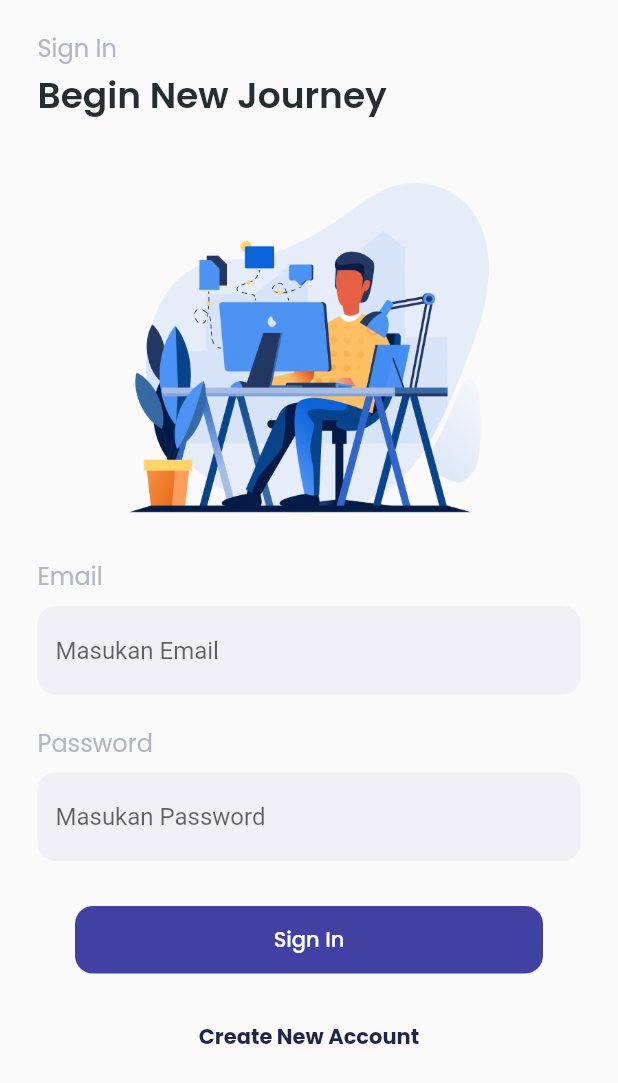
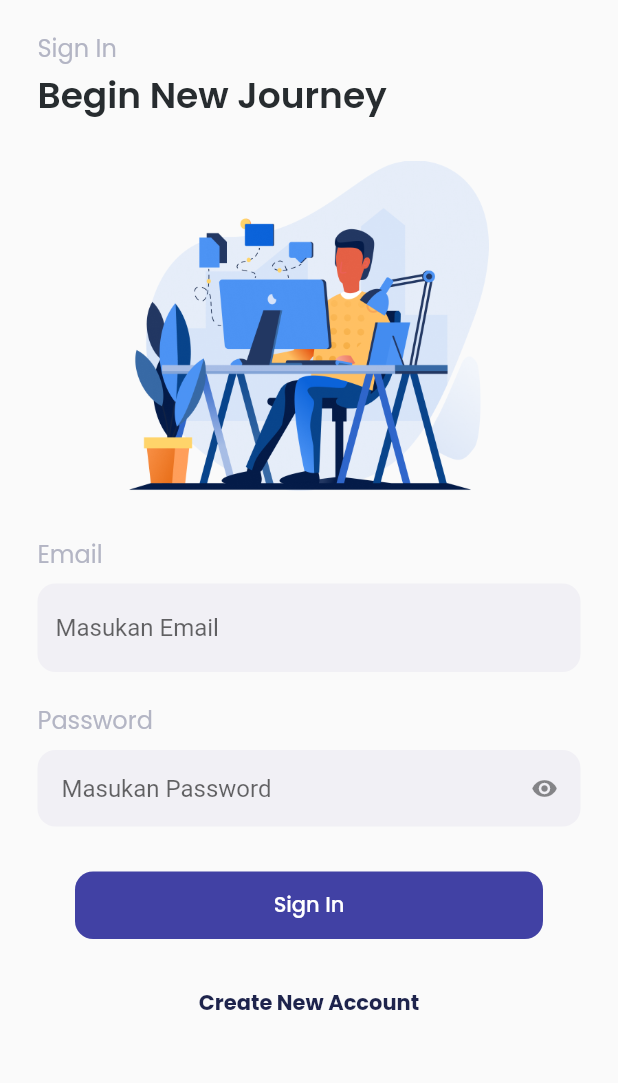
Before and after one commit to syahrizal-alisadikin/flutter-provider-job, a Flutter app: the screen it shows after launch, after a tap on "Sign in", on a phone screen of 412 x 824 dp. Shown: the top 1083 px of the screen. Run offline on Flutter 3.47's test engine with Material 2 defaults, Android fonts, the phone set to English and light mode, and no system bars; our stand-ins replace email_validator, google_fonts.

Commit message:
state show icon login

```diff
--- /dev/null
+++ b/lib/pages/siginup_page.dart
@@ -0,0 +1,24 @@
+import 'package:flutter/material.dart';
+import 'package:provider_jobs/widgets/header.dart';
+
+class SignupPage extends StatefulWidget {
+  const SignupPage({super.key});
+
+  @override
+  State<SignupPage> createState() => _SignupPageState();
+}
+
+class _SignupPageState extends State<SignupPage> {
+  @override
+  Widget build(BuildContext context) {
+    return MaterialApp(
+        debugShowCheckedModeBanner: false,
+        home: Scaffold(
+          body: ListView(
+            children: [
+              HeaderPage(title: "Sign Up", subtitle: "Register Search Job")
+            ],
+          ),
+        ));
+  }
+}
--- a/lib/pages/signin_page.dart
+++ b/lib/pages/signin_page.dart
@@ -1,5 +1,8 @@
 import 'package:flutter/material.dart';
 import 'package:google_fonts/google_fonts.dart';
+import 'package:provider_jobs/pages/siginup_page.dart';
+import 'package:provider_jobs/widgets/form.dart';
+import 'package:provider_jobs/widgets/header.dart';
 import 'package:provider_jobs/widgets/theme.dart';
 import 'package:email_validator/email_validator.dart';
 
@@ -13,6 +16,7 @@ class SigninPage extends StatefulWidget {
 class _SigninPageState extends State<SigninPage> {
   @override
   bool isEmailValid = true;
+  bool isSecure = true;
   TextEditingController emailController = TextEditingController(text: "");
 
   @override
@@ -22,24 +26,16 @@ class _SigninPageState extends State<SigninPage> {
       home: Scaffold(
         body: ListView(
           children: [
+            HeaderPage(
+              title: "Sign In",
+              subtitle: "Begin New Journey",
+            ),
             Padding(
-            padding: const EdgeInsets.only(top: 20, left: 25, right: 25),
+              padding: const EdgeInsets.only(left: 25, right: 25),
               child: Column(
-              crossAxisAlignment: CrossAxisAlignment.start,
                 children: [
-                Text(
-                  "Sign In",
-                  style: titleTextStyle,
-                ),
                   SizedBox(
-                  height: 2,
-                ),
-                Text(
-                  "Begin New Journey",
-                  style: subtitleTextStyle,
-                ),
-                SizedBox(
-                  height: 40,
+                    height: 25,
                   ),
                   Column(
                     children: [
@@ -113,35 +109,17 @@ class _SigninPageState extends State<SigninPage> {
                   SizedBox(
                     height: 20,
                   ),
-                Column(
-                  crossAxisAlignment: CrossAxisAlignment.start,
-                  children: [
-                    Text(
-                      "Password",
-                      style: titleTextStyle,
-                    ),
-                    SizedBox(
-                      height: 8,
-                    ),
-                    TextFormField(
-                      obscureText: true,
-                      decoration: InputDecoration(
-                        fillColor: Color(0xffF1F0F5),
-                        filled: true,
-                        enabledBorder: OutlineInputBorder(
-                          borderRadius: BorderRadius.circular(12),
-                          borderSide: BorderSide.none,
-                        ),
-                        focusedBorder: OutlineInputBorder(
-                          borderRadius: BorderRadius.circular(12),
-                          borderSide: BorderSide(
-                            color: Color(0xff4141A4),
-                          ),
-                        ),
+                  CustomeFormField(
+                    title: "Password",
                     hintText: "Masukan Password",
-                      ),
-                    ),
-                  ],
+                    eye: true,
+                    obscureText: isSecure,
+                    iconData: isSecure,
+                    onPressed: () => {
+                      setState(() {
+                        isSecure = isSecure ? false : true;
+                      }),
+                    },
                   ),
                   SizedBox(
                     height: 30,
@@ -176,7 +154,13 @@ class _SigninPageState extends State<SigninPage> {
                             borderRadius: BorderRadius.circular(12),
                           ),
                         ),
-                      onPressed: () {},
+                        onPressed: () {
+                          Navigator.push(
+                            context,
+                            MaterialPageRoute(
+                                builder: (context) => const SignupPage()),
+                          );
+                        },
                         child: Text(
                           "Create New Account",
                           style: GoogleFonts.poppins(
@@ -192,7 +176,8 @@ class _SigninPageState extends State<SigninPage> {
               ),
             ),
           ],
-      )),
+        ),
+      ),
     );
   }
 }
--- /dev/null
+++ b/lib/widgets/form.dart
@@ -0,0 +1,65 @@
+import 'package:flutter/material.dart';
+import 'package:provider_jobs/widgets/theme.dart';
+
+class CustomeFormField extends StatelessWidget {
+  final String? hintText;
+  final String title;
+  final bool? obscureText;
+  final bool? eye;
+  final bool iconData;
+
+  final VoidCallback? onPressed;
+  const CustomeFormField({
+    Key? key,
+    this.hintText,
+    required this.title,
+    this.obscureText = false,
+    this.eye = false,
+    this.onPressed,
+    this.iconData = true,
+  }) : super(key: key);
+
+  @override
+  Widget build(BuildContext context) {
+    return Column(
+      crossAxisAlignment: CrossAxisAlignment.start,
+      children: [
+        Text(
+          title,
+          style: titleTextStyle,
+        ),
+        SizedBox(
+          height: 8,
+        ),
+        TextFormField(
+          obscureText: obscureText!,
+          decoration: InputDecoration(
+            fillColor: Color(0xffF1F0F5),
+            filled: true,
+            enabledBorder: OutlineInputBorder(
+              borderRadius: BorderRadius.circular(12),
+              borderSide: BorderSide.none,
+            ),
+            focusedBorder: OutlineInputBorder(
+              borderRadius: BorderRadius.circular(12),
+              borderSide: BorderSide(
+                color: Color(0xff4141A4),
+              ),
+            ),
+            hintText: hintText,
+            isDense: true,
+            contentPadding: const EdgeInsets.all(16),
+            suffixIcon: eye!
+                ? IconButton(
+                    onPressed: onPressed,
+                    icon: iconData
+                        ? const Icon(Icons.visibility)
+                        : const Icon(Icons.visibility_off),
+                  )
+                : null,
+          ),
+        ),
+      ],
+    );
+  }
+}
--- /dev/null
+++ b/lib/widgets/header.dart
@@ -0,0 +1,34 @@
+import 'package:flutter/material.dart';
+import 'package:provider_jobs/widgets/theme.dart';
+
+class HeaderPage extends StatelessWidget {
+  final String title;
+  final String subtitle;
+  const HeaderPage({
+    Key? key,
+    required this.title,
+    required this.subtitle,
+  }) : super(key: key);
+  @override
+  Widget build(BuildContext context) {
+    return Padding(
+      padding: const EdgeInsets.only(top: 20, left: 25, right: 25),
+      child: Column(
+        crossAxisAlignment: CrossAxisAlignment.start,
+        children: [
+          Text(
+            title,
+            style: titleTextStyle,
+          ),
+          SizedBox(
+            height: 2,
+          ),
+          Text(
+            subtitle,
+            style: subtitleTextStyle,
+          ),
+        ],
+      ),
+    );
+  }
+}
```
Lines whose indentation alone changed are shown as unchanged.
